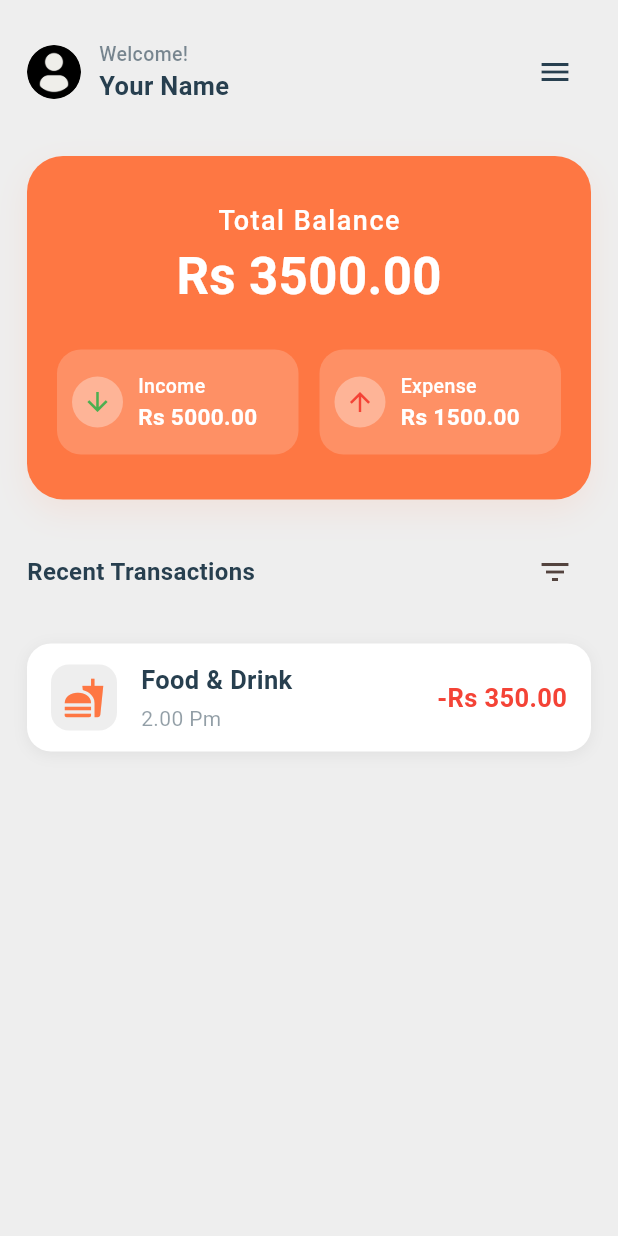
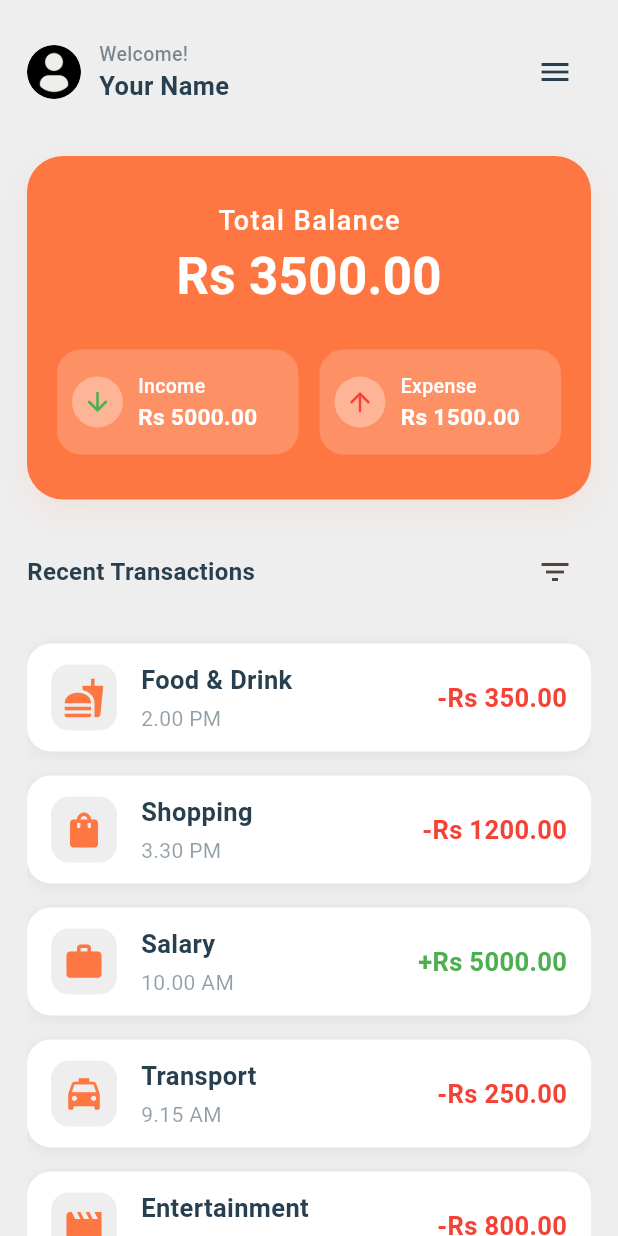
Before and after one commit to chamudithaperera/Flutter-Dart-project-10-Money-Manager-app, a Flutter app: the HomePage screen opened by its route, on a phone screen of 412 x 824 dp. Run offline on Flutter 3.47's test engine with Material 3 defaults, Android fonts, the phone set to English and light mode, and no system bars; our stand-ins replace shared_preferences; accounts and stored records are empty.

Commit message:
Implement Recent Transactions feature in HomePage by integrating dummy transaction data, enhancing user experience with dynamic transaction listings.

```diff
--- /dev/null
+++ b/money_manager/lib/data/dummy_transactions.dart
@@ -0,0 +1,40 @@
+import 'package:flutter/material.dart';
+import '../models/transaction.dart';
+
+final List<Transaction> dummyTransactions = [
+  const Transaction(
+    icon: Icons.fastfood,
+    title: 'Food & Drink',
+    time: '2.00 PM',
+    amount: '-Rs 350.00',
+    isExpense: true,
+  ),
+  const Transaction(
+    icon: Icons.shopping_bag,
+    title: 'Shopping',
+    time: '3.30 PM',
+    amount: '-Rs 1200.00',
+    isExpense: true,
+  ),
+  const Transaction(
+    icon: Icons.work,
+    title: 'Salary',
+    time: '10.00 AM',
+    amount: '+Rs 5000.00',
+    isExpense: false,
+  ),
+  const Transaction(
+    icon: Icons.local_taxi,
+    title: 'Transport',
+    time: '9.15 AM',
+    amount: '-Rs 250.00',
+    isExpense: true,
+  ),
+  const Transaction(
+    icon: Icons.movie,
+    title: 'Entertainment',
+    time: '7.00 PM',
+    amount: '-Rs 800.00',
+    isExpense: true,
+  ),
+];
--- /dev/null
+++ b/money_manager/lib/models/transaction.dart
@@ -0,0 +1,17 @@
+import 'package:flutter/material.dart';
+
+class Transaction {
+  final IconData icon;
+  final String title;
+  final String time;
+  final String amount;
+  final bool isExpense;
+
+  const Transaction({
+    required this.icon,
+    required this.title,
+    required this.time,
+    required this.amount,
+    required this.isExpense,
+  });
+}
--- a/money_manager/lib/pages/homePage.dart
+++ b/money_manager/lib/pages/homePage.dart
@@ -2,6 +2,7 @@ import 'package:flutter/material.dart';
 import '../app_colors.dart';
 import '../widgets/total_balance_card.dart';
 import '../widgets/transaction_item.dart';
+import '../data/dummy_transactions.dart';
 
 class HomePage extends StatelessWidget {
   const HomePage({super.key});
@@ -81,12 +82,20 @@ class HomePage extends StatelessWidget {
               const SizedBox(height: 16),
 
               // Recent Transactions List
-              TransactionItem(
-                icon: Icons.fastfood,
-                title: 'Food & Drink',
-                time: '2.00 Pm',
-                amount: '-\R\s 350.00',
-                isExpense: true,
+              Expanded(
+                child: ListView.builder(
+                  itemCount: dummyTransactions.length,
+                  itemBuilder: (context, index) {
+                    final transaction = dummyTransactions[index];
+                    return TransactionItem(
+                      icon: transaction.icon,
+                      title: transaction.title,
+                      time: transaction.time,
+                      amount: transaction.amount,
+                      isExpense: transaction.isExpense,
+                    );
+                  },
+                ),
               ),
             ],
           ),
```
